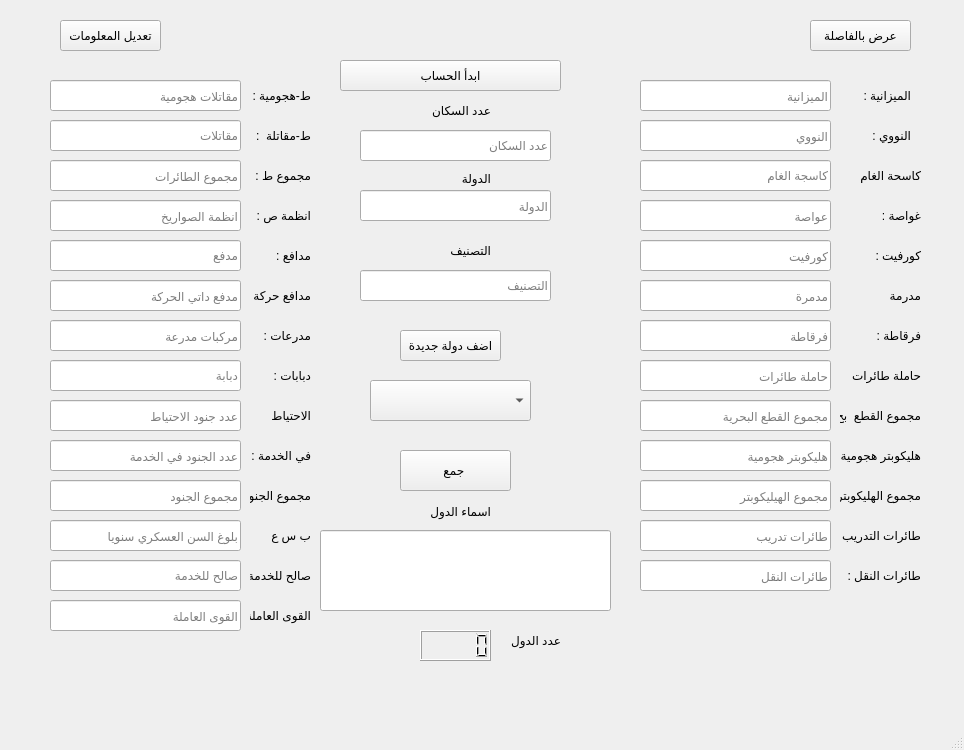
hemid32/ta3-l5edma-, file untitled.ui: the form before one commit.
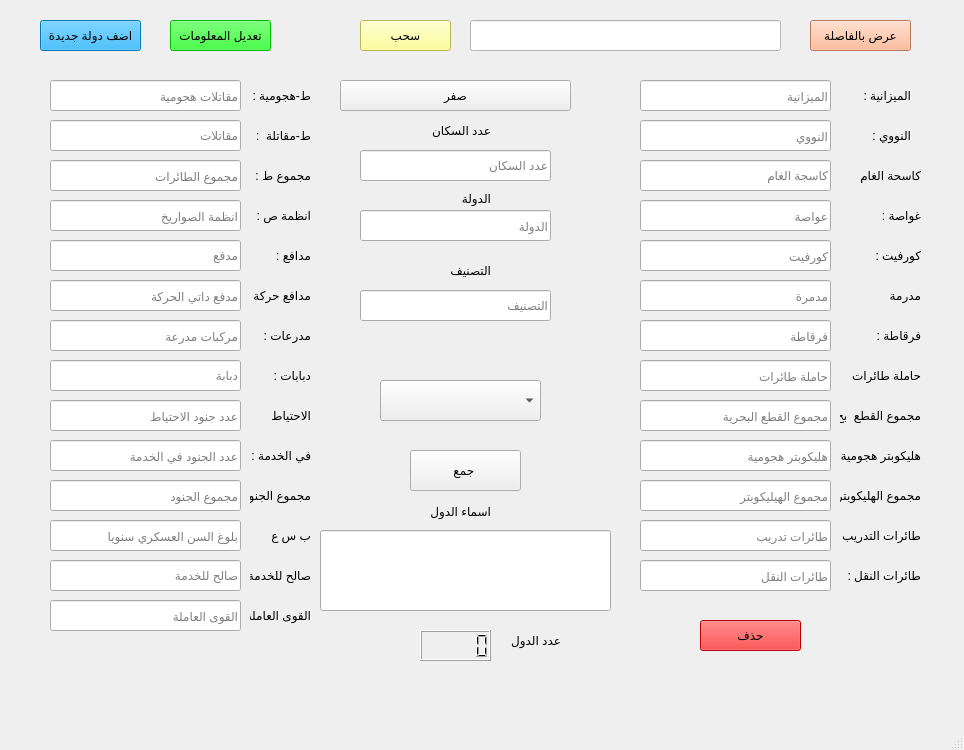
The form after the commit. Icons and pictures are not drawn.

```diff
--- a/untitled.ui
+++ b/untitled.ui
@@ -1308,7 +1308,7 @@
     <property name="geometry">
      <rect>
       <x>360</x>
-      <y>130</y>
+      <y>150</y>
       <width>191</width>
       <height>31</height>
      </rect>
@@ -1607,7 +1607,7 @@
     <property name="geometry">
      <rect>
       <x>360</x>
-      <y>190</y>
+      <y>210</y>
       <width>191</width>
       <height>31</height>
      </rect>
@@ -1619,12 +1619,16 @@
    <widget class="QPushButton" name="pushButton">
     <property name="geometry">
      <rect>
-      <x>400</x>
-      <y>330</y>
+      <x>40</x>
+      <y>20</y>
       <width>101</width>
       <height>31</height>
      </rect>
     </property>
+    <property name="styleSheet">
+     <string notr="true">background-color: rgb(0, 170, 255);
+color: rgb(0, 0, 0);</string>
+    </property>
     <property name="text">
      <string>اضف دولة جديدة</string>
     </property>
@@ -1645,7 +1649,7 @@
    <widget class="QComboBox" name="comboBox">
     <property name="geometry">
      <rect>
-      <x>370</x>
+      <x>380</x>
       <y>380</y>
       <width>161</width>
       <height>41</height>
@@ -1658,7 +1662,7 @@
    <widget class="QPushButton" name="pushButton_3">
     <property name="geometry">
      <rect>
-      <x>400</x>
+      <x>410</x>
       <y>450</y>
       <width>111</width>
       <height>41</height>
@@ -1687,13 +1691,13 @@
     <property name="geometry">
      <rect>
       <x>340</x>
-      <y>60</y>
-      <width>221</width>
+      <y>80</y>
+      <width>231</width>
       <height>31</height>
      </rect>
     </property>
     <property name="text">
-     <string>ابدأ الحساب</string>
+     <string>صفر</string>
     </property>
    </widget>
    <widget class="QLabel" name="label">
@@ -2051,7 +2055,7 @@
     <property name="geometry">
      <rect>
       <x>390</x>
-      <y>100</y>
+      <y>120</y>
       <width>101</width>
       <height>21</height>
      </rect>
@@ -2064,7 +2068,7 @@
     <property name="geometry">
      <rect>
       <x>390</x>
-      <y>170</y>
+      <y>190</y>
       <width>101</width>
       <height>16</height>
      </rect>
@@ -2090,7 +2094,7 @@
     <property name="geometry">
      <rect>
       <x>360</x>
-      <y>270</y>
+      <y>290</y>
       <width>191</width>
       <height>31</height>
      </rect>
@@ -2103,7 +2107,7 @@
     <property name="geometry">
      <rect>
       <x>390</x>
-      <y>240</y>
+      <y>260</y>
       <width>101</width>
       <height>21</height>
      </rect>
@@ -2121,6 +2125,10 @@
       <height>31</height>
      </rect>
     </property>
+    <property name="styleSheet">
+     <string notr="true">background-color: rgb(255, 170, 127);
+color: rgb(0, 0, 0);</string>
+    </property>
     <property name="text">
      <string>عرض بالفاصلة</string>
     </property>
@@ -2128,12 +2136,16 @@
    <widget class="QPushButton" name="pushButton_5">
     <property name="geometry">
      <rect>
-      <x>60</x>
+      <x>170</x>
       <y>20</y>
       <width>101</width>
       <height>31</height>
      </rect>
     </property>
+    <property name="styleSheet">
+     <string notr="true">background-color: rgb(0, 255, 0);
+color: rgb(0, 0, 0);</string>
+    </property>
     <property name="text">
      <string>تعديل المعلومات</string>
     </property>
@@ -2161,6 +2173,53 @@
      <string>عدد الدول</string>
     </property>
    </widget>
+   <widget class="QPushButton" name="pushButton_6">
+    <property name="geometry">
+     <rect>
+      <x>700</x>
+      <y>620</y>
+      <width>101</width>
+      <height>31</height>
+     </rect>
+    </property>
+    <property name="styleSheet">
+     <string notr="true">background-color: rgb(255, 0, 0);</string>
+    </property>
+    <property name="text">
+     <string>حذف</string>
+    </property>
+   </widget>
+   <widget class="QLineEdit" name="lineEdit_2">
+    <property name="geometry">
+     <rect>
+      <x>470</x>
+      <y>20</y>
+      <width>311</width>
+      <height>31</height>
+     </rect>
+    </property>
+    <property name="styleSheet">
+     <string notr="true">background-color: rgb(255, 255, 255);
+color: rgb(0, 0, 0);</string>
+    </property>
+   </widget>
+   <widget class="QPushButton" name="pushButton_7">
+    <property name="geometry">
+     <rect>
+      <x>360</x>
+      <y>20</y>
+      <width>91</width>
+      <height>31</height>
+     </rect>
+    </property>
+    <property name="styleSheet">
+     <string notr="true">background-color: rgb(255, 255, 127);
+color: rgb(0, 0, 0);</string>
+    </property>
+    <property name="text">
+     <string>سحب</string>
+    </property>
+   </widget>
   </widget>
   <widget class="QMenuBar" name="menubar">
    <property name="geometry">
```
